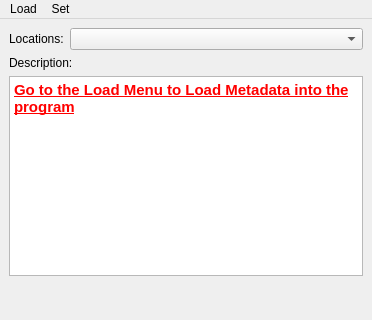
LofaroLabs/MILES, file Navigation/metareader/ui/main_window.ui: the form before one commit; both pictures show x 0 to 372 and y 0 to 320 of the 372 by 484 pixel window.
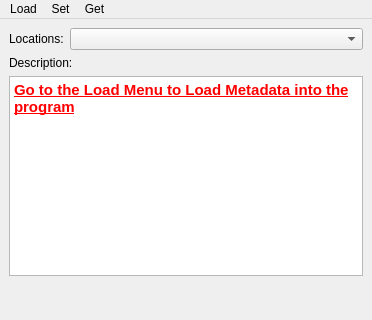
The form after the commit. Icons and pictures are not drawn.

The edit to the form file:
```diff
--- a/Navigation/metareader/ui/main_window.ui
+++ b/Navigation/metareader/ui/main_window.ui
@@ -222,12 +222,19 @@
     <property name="title">
      <string>Set</string>
     </property>
+    <addaction name="actionPort"/>
+   </widget>
+   <widget class="QMenu" name="menuGet">
+    <property name="title">
+     <string>Get</string>
+    </property>
     <addaction name="actionPose_Estimate"/>
     <addaction name="separator"/>
     <addaction name="actionPose_Estimate_Auto"/>
    </widget>
    <addaction name="menuLoad"/>
    <addaction name="menuSet"/>
+   <addaction name="menuGet"/>
   </widget>
   <action name="actionMetadata_From_File">
    <property name="text">
```
Left out of the diff: 6 changed lines with no effect on the pictures.
